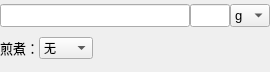
The window that src/recordcard/formular/ui/drugeditor.ui (LambolAlee/JiDe) describes before a commit, drawn with Qt 5.
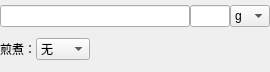
The same window after the commit.

Commit message: use qss to separate font size from ui file

```diff
--- a/src/recordcard/formular/ui/drugeditor.ui
+++ b/src/recordcard/formular/ui/drugeditor.ui
@@ -54,11 +54,6 @@
          <verstretch>0</verstretch>
         </sizepolicy>
        </property>
-       <property name="font">
-        <font>
-         <pointsize>10</pointsize>
-        </font>
-       </property>
        <property name="text">
         <string/>
        </property>
@@ -78,11 +73,6 @@
          <height>16777215</height>
         </size>
        </property>
-       <property name="font">
-        <font>
-         <pointsize>10</pointsize>
-        </font>
-       </property>
        <property name="text">
         <string/>
        </property>
@@ -105,11 +95,6 @@
          <height>16777215</height>
         </size>
        </property>
-       <property name="font">
-        <font>
-         <pointsize>10</pointsize>
-        </font>
-       </property>
        <property name="focusPolicy">
         <enum>Qt::NoFocus</enum>
        </property>
@@ -144,11 +129,6 @@
      </property>
      <item>
       <widget class="QLabel" name="label">
-       <property name="font">
-        <font>
-         <pointsize>10</pointsize>
-        </font>
-       </property>
        <property name="text">
         <string>煎煮：</string>
        </property>
```
The commit also changes 8 other files.
